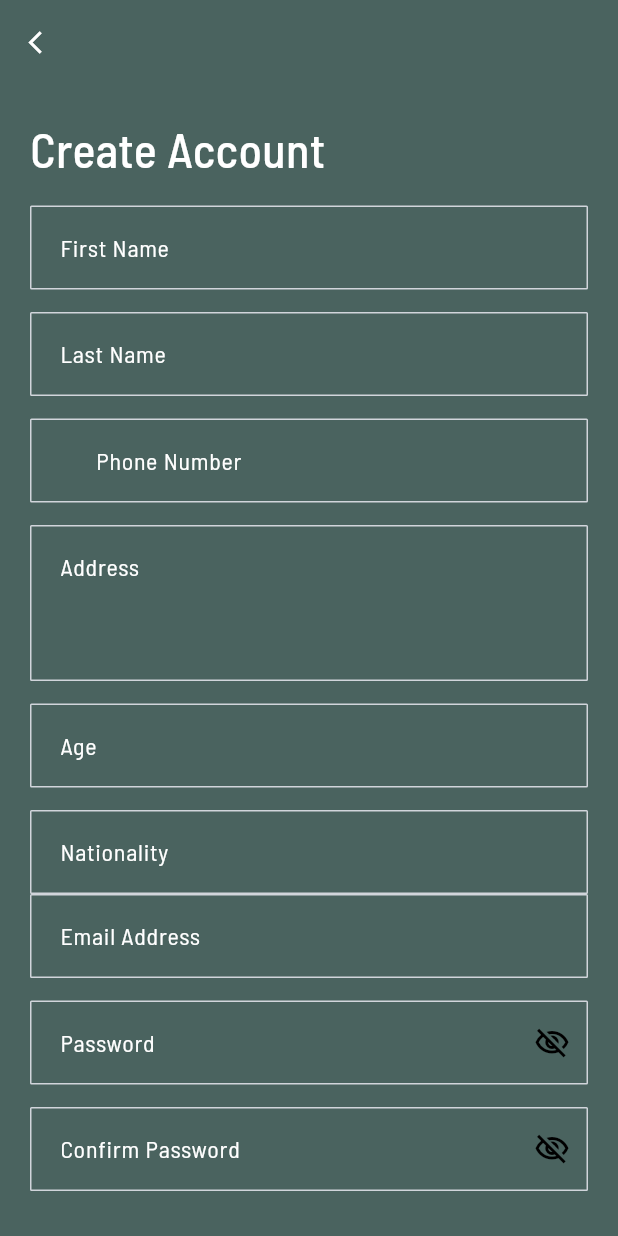
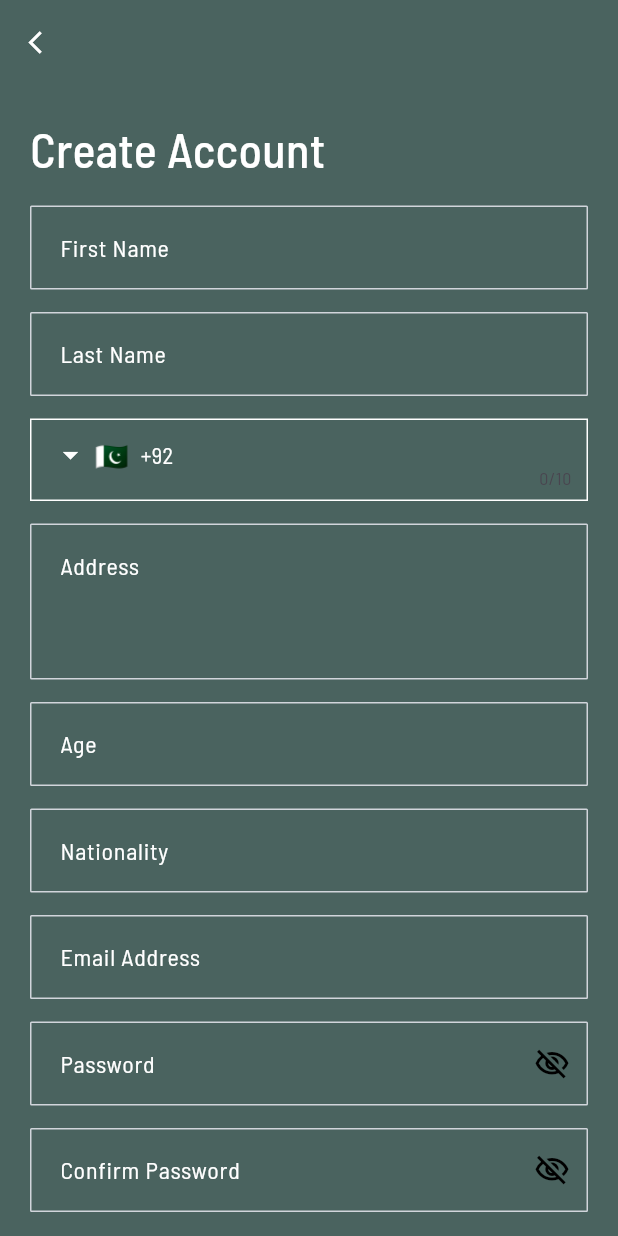
Before and after one commit to Zunairshaikh19/whles, a Flutter app: the CreateAccount screen opened directly, on a phone screen of 412 x 824 dp. Run offline on Flutter 3.47's test engine with Material 3 defaults, Android fonts, the phone set to English and light mode, and no system bars; drawn by our look-alikes of intl_phone_field; our stand-ins replace cached_network_image, cloud_firestore, file_picker, firebase_auth, firebase_core, firebase_storage and 12 more; accounts and stored records are empty.

Commit message:
done account setup

```diff
--- a/Wales-design-profile/lib/profile/create_account.dart
+++ b/Wales-design-profile/lib/profile/create_account.dart
@@ -2,6 +2,7 @@ import 'package:app/models/public_profile_model.dart';
 import 'package:app/welcome_screen/welcome_screen.dart';
 import 'package:firebase_auth/firebase_auth.dart';
 import 'package:flutter/material.dart';
+import 'package:intl_phone_field/intl_phone_field.dart';
 import 'package:shared_preferences/shared_preferences.dart';
 import '../app_theme.dart';
 import '../constants.dart';
@@ -36,6 +37,7 @@ class _CreateAccountState extends State<CreateAccount> {
   final List genderData = ['Male', 'Female', 'Other'];
   String selectedRole = 'Student';
   String selected = '';
+  String countryCode = "+92";
 
   @override
   void initState() {
@@ -68,6 +70,31 @@ class _CreateAccountState extends State<CreateAccount> {
           lastNameController.text.isNotEmpty &&
           phoneNoController.text.isNotEmpty;
     });
+  }
+
+  Widget phoneNumber() {
+    return Container(
+      height: 55,
+      padding: const EdgeInsets.only(top: 20,right: 10,bottom: 10,left: 10),
+      decoration: BoxDecoration(
+        border: Border.all(color: AppTheme.whiteColor,),
+      ),
+      child: IntlPhoneField(
+        controller: phoneNoController,
+        dropdownTextStyle: const TextStyle(color: Colors.white, fontSize: 15),
+        dropdownIcon: const Icon(
+          Icons.arrow_drop_down,
+          color: Colors.white,
+        ),
+        initialCountryCode: countryCode,
+        onChanged: (phone) {
+
+        },
+        style: const TextStyle(
+          color: Colors.white,
+        ),
+      ),
+    );
   }
 
   // Future<void> register() async {
@@ -156,7 +183,7 @@ class _CreateAccountState extends State<CreateAccount> {
           id: userId,
           firstName: firstNameController.text.trim(),
           lastName: lastNameController.text.trim(),
-          phoneNo: "+92${phoneNoController.text.trim()}",
+          phoneNo: '$countryCode${phoneNoController.text.trim()}',
           age: ageController.text.trim(),
           gender: "",
           address: addressController.text.trim(),
@@ -292,13 +319,7 @@ class _CreateAccountState extends State<CreateAccount> {
                 hintTextColor: Colors.white,
               ),
               const SizedBox(height: 15),
-              CustomTextField(
-                controller: phoneNoController,
-                prefixIcon: '',
-                prefixText: '+92',
-                hintText: 'Phone Number',
-                hintTextColor: Colors.white,
-              ),
+              phoneNumber(),
               const SizedBox(height: 15),
               CustomTextField(
                 controller: addressController,
@@ -310,6 +331,7 @@ class _CreateAccountState extends State<CreateAccount> {
               const SizedBox(height: 15),
               CustomTextField(
                 controller: ageController,
+                textInputType: TextInputType.number,
                 prefixIcon: '',
                 hintText: 'Age',
                 hintTextColor: Colors.white,
@@ -321,15 +343,7 @@ class _CreateAccountState extends State<CreateAccount> {
                 hintText: 'Nationality',
                 hintTextColor: Colors.white,
               ),
-              // DropdownButton(
-              //   items:  [
-              //     for(var item in genderData)
-              //     DropdownMenuItem(
-              //      child:  Text(item.toString()),
-              //     )
-              //   ],
-              //   onChanged: (value) {},
-              //   ),
+              const SizedBox(height: 15),
               CustomTextField(
                 controller: emailController,
                 prefixIcon: '',
@@ -337,7 +351,6 @@ class _CreateAccountState extends State<CreateAccount> {
                 hintTextColor: Colors.white,
               ),
               const SizedBox(height: 15),
-
               CustomTextField(
                 controller: passController,
                 hintText: 'Password',
--- a/Wales-design-profile/pubspec.yaml
+++ b/Wales-design-profile/pubspec.yaml
@@ -35,6 +35,7 @@ dependencies:
   get: ^4.6.6
   flutter_colorpicker: ^1.1.0
   flutter_svg: ^2.0.10+1
+  intl_phone_field: ^3.2.0
 
 dev_dependencies:
   flutter_test:
```
Also changed, not shown: Wales-design-profile/pubspec.lock.
